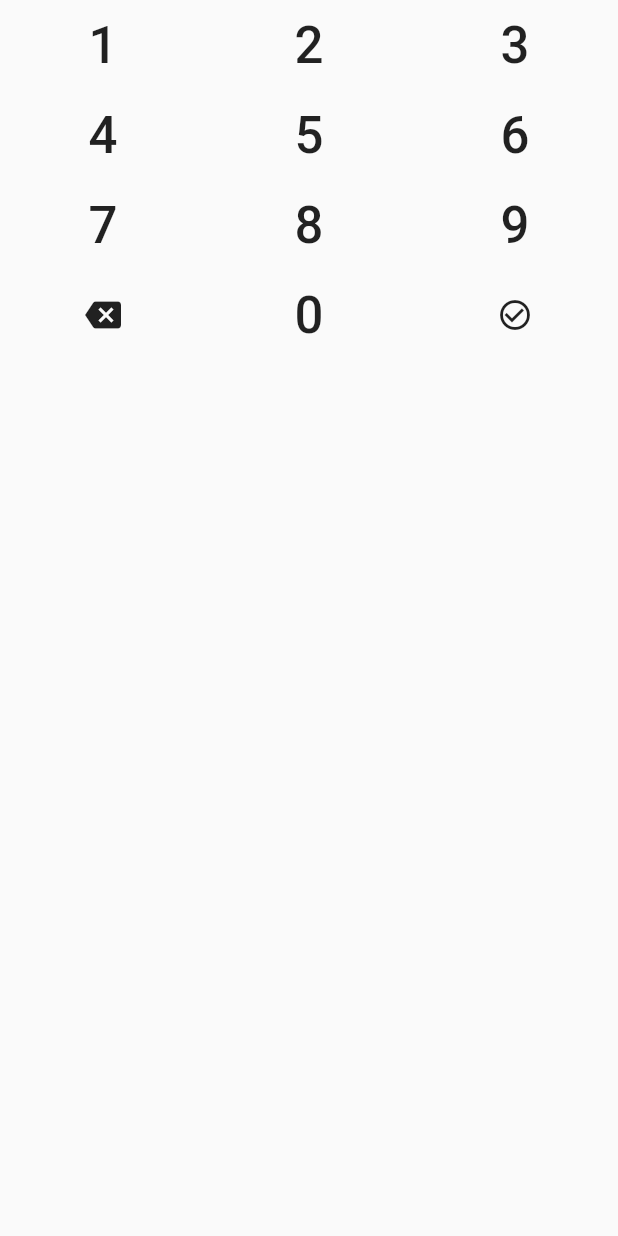
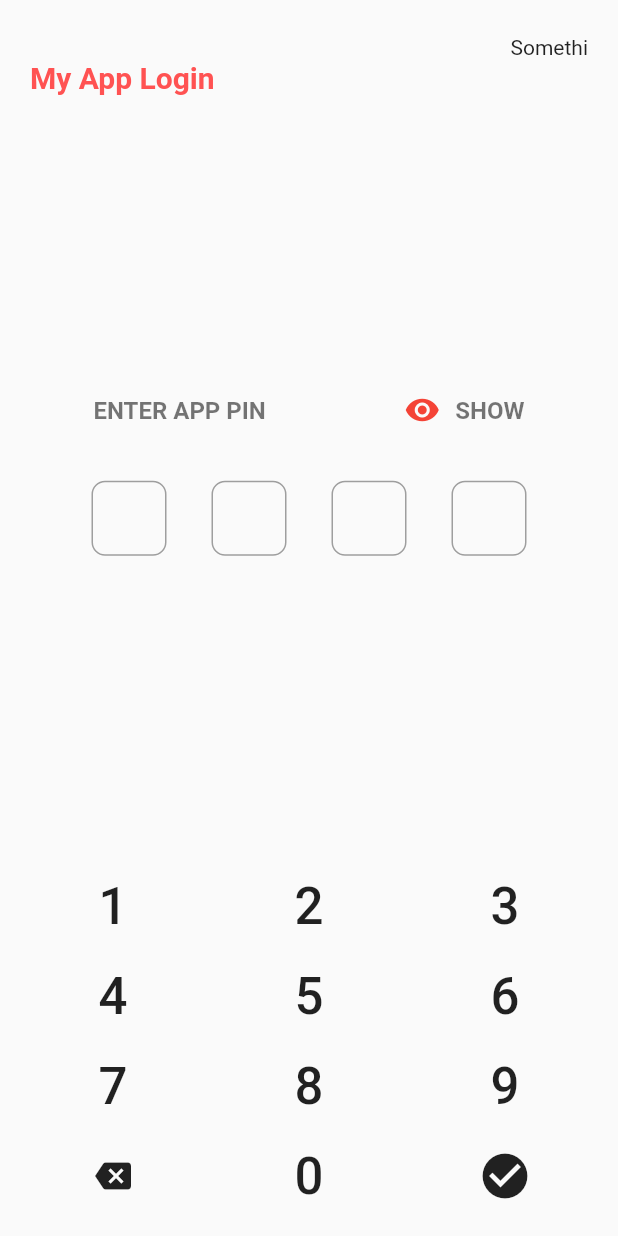
Before and after one commit to plokmij/pin_entry_screen_flutter, a Flutter app: the screen it shows after launch, on a phone screen of 412 x 824 dp. Run offline on Flutter 3.47's test engine with Material 2 defaults, Android fonts, the phone set to English and light mode, and no system bars.

Commit message:
added pin display field

```diff
--- a/lib/src/screens/enter_pin.dart
+++ b/lib/src/screens/enter_pin.dart
@@ -1,11 +1,88 @@
 import 'package:flutter/material.dart';
 import '../widgets/os_numpad.dart';
+import '../widgets/pin_field.dart';
 
-class EnterPin extends StatelessWidget{
-  Widget build(BuildContext context){
+class EnterPin extends StatelessWidget {
+  Widget build(BuildContext context) {
     return Scaffold(
-      body: Center(
-        child: OsNumpad(),
+      body: Column(
+        children: <Widget>[
+          Row(
+            children: <Widget>[
+              Container(
+                padding: EdgeInsets.only(
+                  left: 20,
+                  right: 20,
+                  top: 40,
+                  bottom: 0.0,
+                ),
+                child: Text(
+                  "My App Login",
+                  style: TextStyle(
+                    fontSize: 20,
+                    fontWeight: FontWeight.w700,
+                    color: Colors.redAccent,
+                  ),
+                  textAlign: TextAlign.left,
+                ),
+              ),
+              Spacer(),
+              Padding(
+                padding: EdgeInsets.all(20),
+                child: Text("Somethi"),
+              ),
+            ],
+          ),
+          Spacer(),
+          Row(
+            mainAxisAlignment: MainAxisAlignment.center,
+            crossAxisAlignment: CrossAxisAlignment.center,
+            children: <Widget>[
+              Spacer(),
+              Padding(
+                padding: EdgeInsets.all(20),
+                child: Text(
+                  "ENTER APP PIN",
+                  style: TextStyle(
+                    fontWeight: FontWeight.w700,
+                    fontSize: 16,
+                    color: Colors.black54,
+                  ),
+                ),
+              ),
+              Spacer(),
+              Padding(
+                padding: EdgeInsets.all(20),
+                child: Row(
+                  children: <Widget>[
+                    Padding(
+                      padding: EdgeInsets.symmetric(
+                        horizontal: 10,
+                      ),
+                      child: Icon(
+                        Icons.remove_red_eye,
+                        color: Colors.red,
+                      ),
+                    ),
+                    Text(
+                      "SHOW",
+                      style: TextStyle(
+                        fontWeight: FontWeight.w700,
+                        fontSize: 16,
+                        color: Colors.black54,
+                      ),
+                    ),
+                  ],
+                ),
+              ),
+              Spacer(),
+            ],
+          ),
+          PinField(),
+          Spacer(),
+          OsNumpad(),
+          //Spacer(),
+        ],
       ),
     );
   }
--- a/lib/src/widgets/os_numpad.dart
+++ b/lib/src/widgets/os_numpad.dart
@@ -8,14 +8,15 @@ class OsNumpad extends StatelessWidget {
   final double _paddingValue = 10;
   Widget build(BuildContext context) {
     return Container(
+      //color: Colors.lightBlue,
+      padding: EdgeInsets.all(10),
       child: Column(
         children: <Widget>[
           Row(
             children: <Widget>[
               Expanded(
-                child: Padding(
-                  padding: EdgeInsets.all(_paddingValue),
-                  child: Text(
+                child: buildButton(
+                  Text(
                     "1",
                     style: buttonNumber,
                     textAlign: TextAlign.center,
@@ -23,9 +24,8 @@ class OsNumpad extends StatelessWidget {
                 ),
               ),
               Expanded(
-                child: Padding(
-                  padding: EdgeInsets.all(_paddingValue),
-                  child: Text(
+                child: buildButton(
+                  Text(
                     "2",
                     style: buttonNumber,
                     textAlign: TextAlign.center,
@@ -33,9 +33,8 @@ class OsNumpad extends StatelessWidget {
                 ),
               ),
               Expanded(
-                child: Padding(
-                  padding: EdgeInsets.all(_paddingValue),
-                  child: Text(
+                child: buildButton(
+                  Text(
                     "3",
                     style: buttonNumber,
                     textAlign: TextAlign.center,
@@ -47,9 +46,8 @@ class OsNumpad extends StatelessWidget {
           Row(
             children: <Widget>[
               Expanded(
-                child: Padding(
-                  padding: EdgeInsets.all(_paddingValue),
-                  child: Text(
+                child: buildButton(
+                  Text(
                     "4",
                     style: buttonNumber,
                     textAlign: TextAlign.center,
@@ -57,9 +55,8 @@ class OsNumpad extends StatelessWidget {
                 ),
               ),
               Expanded(
-                child: Padding(
-                  padding: EdgeInsets.all(_paddingValue),
-                  child: Text(
+                child: buildButton(
+                  Text(
                     "5",
                     style: buttonNumber,
                     textAlign: TextAlign.center,
@@ -67,9 +64,8 @@ class OsNumpad extends StatelessWidget {
                 ),
               ),
               Expanded(
-                child: Padding(
-                  padding: EdgeInsets.all(_paddingValue),
-                  child: Text(
+                child: buildButton(
+                  Text(
                     "6",
                     style: buttonNumber,
                     textAlign: TextAlign.center,
@@ -81,9 +77,8 @@ class OsNumpad extends StatelessWidget {
           Row(
             children: <Widget>[
               Expanded(
-                child: Padding(
-                  padding: EdgeInsets.all(_paddingValue),
-                  child: Text(
+                child: buildButton(
+                  Text(
                     "7",
                     style: buttonNumber,
                     textAlign: TextAlign.center,
@@ -91,9 +86,8 @@ class OsNumpad extends StatelessWidget {
                 ),
               ),
               Expanded(
-                child: Padding(
-                  padding: EdgeInsets.all(_paddingValue),
-                  child: Text(
+                child: buildButton(
+                  Text(
                     "8",
                     style: buttonNumber,
                     textAlign: TextAlign.center,
@@ -101,9 +95,8 @@ class OsNumpad extends StatelessWidget {
                 ),
               ),
               Expanded(
-                child: Padding(
-                  padding: EdgeInsets.all(_paddingValue),
-                  child: Text(
+                child: buildButton(
+                  Text(
                     "9",
                     style: buttonNumber,
                     textAlign: TextAlign.center,
@@ -115,10 +108,10 @@ class OsNumpad extends StatelessWidget {
           Row(
             children: <Widget>[
               Expanded(
-                child: Padding(
-                  padding: EdgeInsets.all(_paddingValue),
-                  child: Icon(Icons.backspace),
-                ),
+                child: buildButton(Icon(
+                  Icons.backspace,
+                  size: 24,
+                )),
               ),
               Expanded(
                 child: buildButton(
@@ -130,7 +123,10 @@ class OsNumpad extends StatelessWidget {
                 ),
               ),
               Expanded(
-                child: buildButton(Icon(Icons.check_circle_outline)),
+                child: buildButton(Icon(
+                  Icons.check_circle,
+                  size: 36,
+                )),
               ),
             ],
           ),
@@ -142,12 +138,14 @@ class OsNumpad extends StatelessWidget {
   Widget buildButton(Widget child) {
     return Material(
       child: InkWell(
+        //splashColor: Colors.red,
         onTap: () {
           print("Fucken print");
         },
-        child: Padding(
+        child: Container(
           child: child,
           padding: EdgeInsets.all(_paddingValue),
+          //color: Colors.lightBlue,
         ),
       ),
     );
--- /dev/null
+++ b/lib/src/widgets/pin_field.dart
@@ -0,0 +1,35 @@
+import 'package:flutter/material.dart';
+
+class PinField extends StatelessWidget {
+  Widget build(BuildContext context) {
+    return buildRow();
+  }
+
+  Widget buildRow() {
+    return Row(
+      mainAxisAlignment: MainAxisAlignment.center,
+      crossAxisAlignment: CrossAxisAlignment.center,
+      children: <Widget>[
+        buildBox(),
+        buildBox(),
+        buildBox(),
+        buildBox(),
+      ],
+    );
+  }
+
+  Widget buildBox() {
+    return Container(
+      height: 50,
+      width: 50,
+      margin: EdgeInsets.all(15),
+      padding: EdgeInsets.all(10),
+      decoration: BoxDecoration(
+        border: Border.all(color: Colors.grey),
+        borderRadius: BorderRadius.all(
+          Radius.circular(9.0),
+        ),
+      ),
+    );
+  }
+}
```
Also changed, not shown: lib/src/blocs/pin_bloc.dart (added), lib/src/blocs/pin_provider.dart (added).
